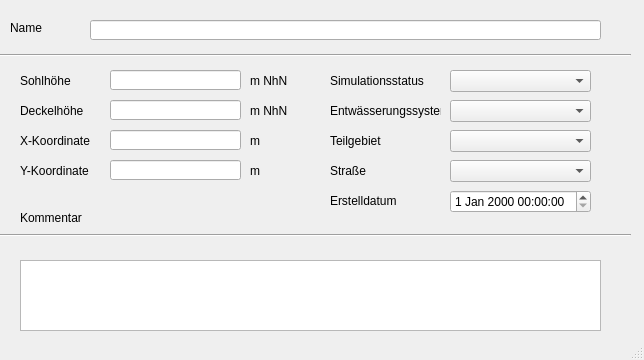
hoettges/QKan, file qkan/importhe/templates/speicher.ui: the form before one commit.
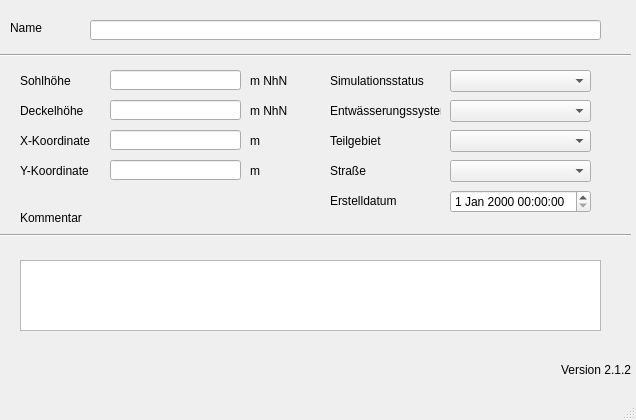
The form after the commit. Custom widgets are drawn as their Qt base class.

```diff
--- a/qkan/importhe/templates/speicher.ui
+++ b/qkan/importhe/templates/speicher.ui
@@ -6,8 +6,8 @@
    <rect>
     <x>0</x>
     <y>0</y>
-    <width>644</width>
-    <height>360</height>
+    <width>636</width>
+    <height>420</height>
    </rect>
   </property>
   <property name="windowTitle">
@@ -348,6 +348,25 @@
      </rect>
     </property>
    </widget>
+   <widget class="QLabel" name="lb_version">
+    <property name="geometry">
+     <rect>
+      <x>560</x>
+      <y>360</y>
+      <width>71</width>
+      <height>20</height>
+     </rect>
+    </property>
+    <property name="toolTip">
+     <string>Version QKan Import</string>
+    </property>
+    <property name="text">
+     <string>Version 2.1.2</string>
+    </property>
+    <property name="alignment">
+     <set>Qt::AlignRight|Qt::AlignTrailing|Qt::AlignVCenter</set>
+    </property>
+   </widget>
   </widget>
   <widget class="QMenuBar" name="menubar">
    <property name="geometry">
```
Left out of the diff: 2 changed lines with no effect on the pictures.
